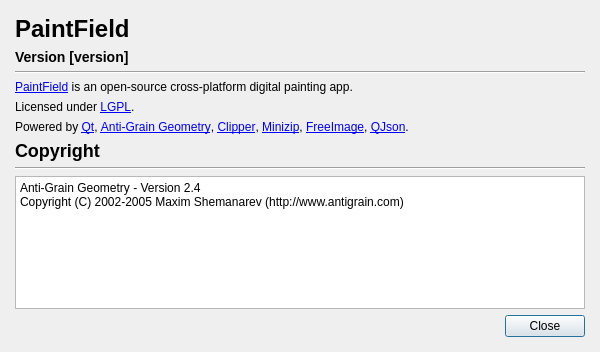
Before: the Qt Designer form src/paintfield/extensions/aboutdialog/aboutdialog.ui in seanchas116/PaintField, drawn with Qt 5.
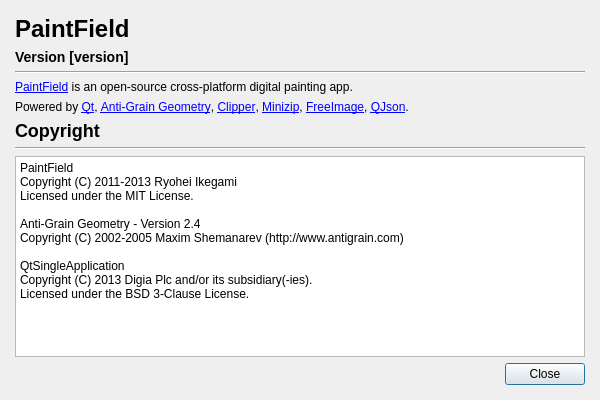
After: the same form once the commit is applied.

Commit message: fixed about dialog and changed license to MIT

```diff
--- a/src/paintfield/extensions/aboutdialog/aboutdialog.ui
+++ b/src/paintfield/extensions/aboutdialog/aboutdialog.ui
@@ -7,7 +7,7 @@
     <x>0</x>
     <y>0</y>
     <width>600</width>
-    <height>352</height>
+    <height>400</height>
    </rect>
   </property>
   <property name="windowTitle">
@@ -51,16 +51,6 @@
      </property>
     </widget>
    </item>
-   <item>
-    <widget class="QLabel" name="label_5">
-     <property name="text">
-      <string>Licensed under &lt;a href=&quot;http://www.gnu.org/copyleft/lesser.html&quot;&gt;LGPL&lt;/a&gt;.</string>
-     </property>
-     <property name="openExternalLinks">
-      <bool>true</bool>
-     </property>
-    </widget>
-   </item>
    <item>
     <widget class="QLabel" name="label_4">
      <property name="text">
@@ -91,8 +81,16 @@
       <bool>true</bool>
      </property>
      <property name="plainText">
-      <string>Anti-Grain Geometry - Version 2.4
-Copyright (C) 2002-2005 Maxim Shemanarev (http://www.antigrain.com)</string>
+      <string>PaintField
+Copyright (C) 2011-2013 Ryohei Ikegami &lt;iofg2100@gmail.com&gt;
+Licensed under the MIT License.
+
+Anti-Grain Geometry - Version 2.4
+Copyright (C) 2002-2005 Maxim Shemanarev (http://www.antigrain.com)
+
+QtSingleApplication
+Copyright (C) 2013 Digia Plc and/or its subsidiary(-ies).
+Licensed under the BSD 3-Clause License.</string>
      </property>
     </widget>
    </item>
```
The commit also changes 3 other files.
